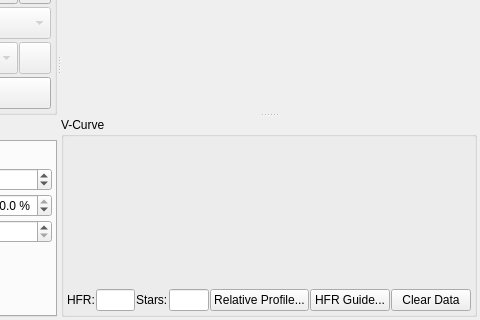
First picture: the form in kstars-astropi/kstars/ekos/focus/focus.ui, repository Andre87osx/AstroPi-system, before the edit; both pictures show x 324 to 804 and y 192 to 512 of the 804 by 512 pixel window.
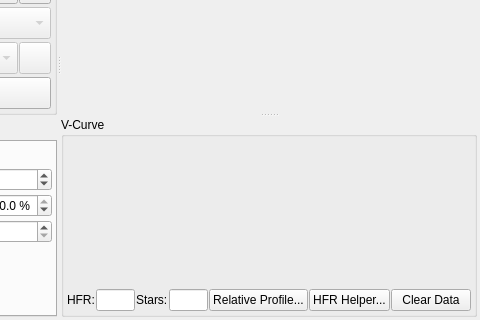
Second picture: the form after the edit. Icons and pictures are not drawn. Custom widgets are drawn as their Qt base class.

Commit message: refactor: rename HFR Guide to HFR Helper and update related functionality

```diff
--- a/kstars-astropi/kstars/ekos/focus/focus.ui
+++ b/kstars-astropi/kstars/ekos/focus/focus.ui
@@ -1839,7 +1839,7 @@
           <item>
            <widget class="QPushButton" name="hfrGuideConfigB">
             <property name="text">
-             <string>HFR Guide...</string>
+             <string>HFR Helper...</string>
             </property>
            </widget>
           </item>
```
The commit also changes 2 other files.
